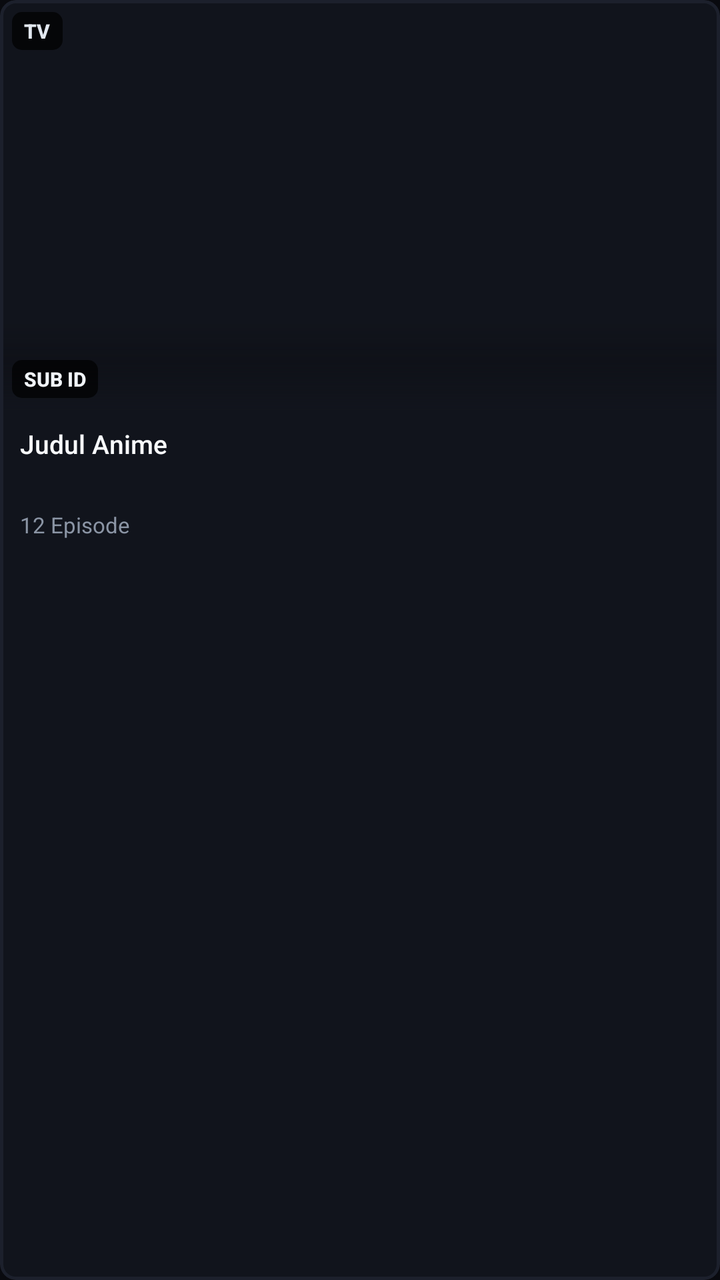
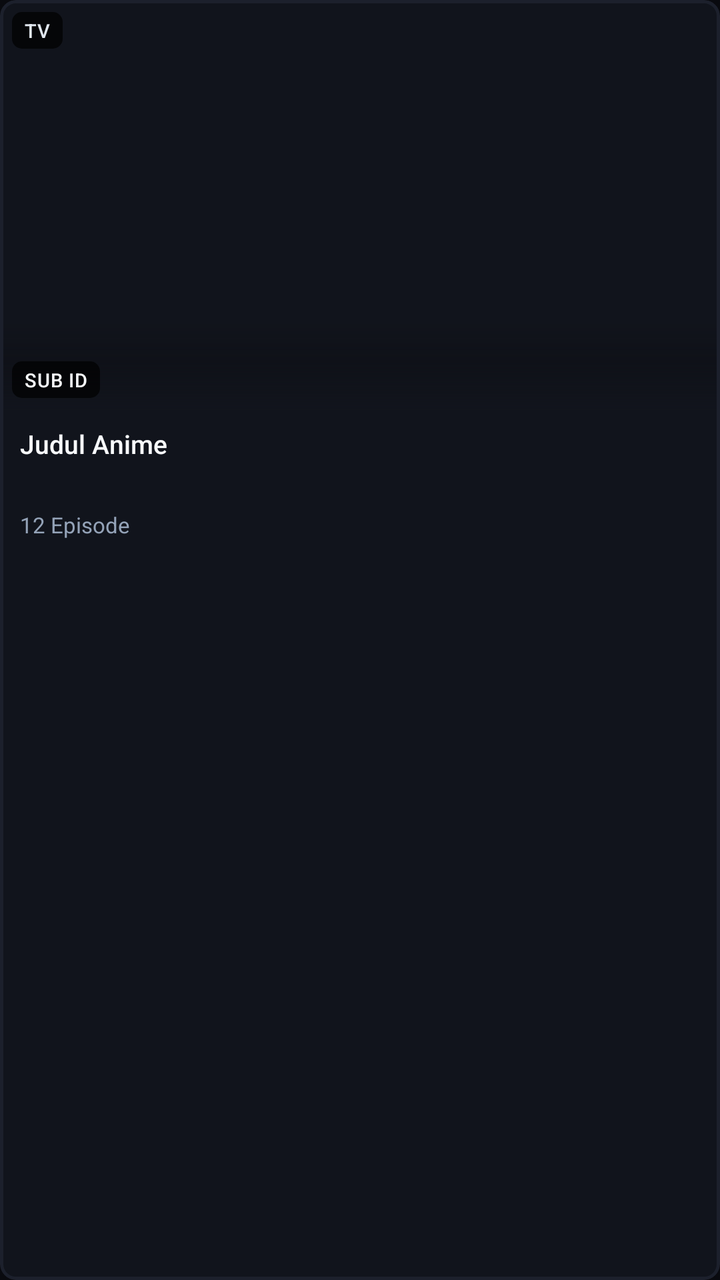

The first picture is an Android layout as it rendered before a commit; the second is the same layout after the commit. The layout source and the unified diff follow.
<!-- AndroidManifest.xml: application theme Theme.Tatap -->
<!-- res/layout/item_anime_card.xml -->
<?xml version="1.0" encoding="utf-8"?>
<com.google.android.material.card.MaterialCardView xmlns:android="http://schemas.android.com/apk/res/android"
    xmlns:app="http://schemas.android.com/apk/res-auto"
    android:layout_width="match_parent"
    android:layout_height="wrap_content"
    android:layout_margin="@dimen/tv_card_margin"
    android:clickable="true"
    android:focusable="true"
    android:foreground="?attr/selectableItemBackground"
    app:cardCornerRadius="@dimen/tv_card_corner_radius"
    app:cardElevation="0dp"
    app:cardBackgroundColor="#11141C"
    app:strokeColor="#1C202C"
    app:strokeWidth="1.5dp">

    <LinearLayout
        android:layout_width="match_parent"
        android:layout_height="wrap_content"
        android:orientation="vertical">

        
        <FrameLayout
            android:layout_width="match_parent"
            android:layout_height="@dimen/tv_card_poster_height"
            android:background="@android:color/transparent">

            <ImageView
                android:id="@+id/iv_poster"
                android:layout_width="match_parent"
                android:layout_height="match_parent"
                android:scaleType="centerCrop" />

            
            <View
                android:layout_width="match_parent"
                android:layout_height="48dp"
                android:layout_gravity="bottom"
                android:background="@drawable/bg_poster_scrim" />

            
            <TextView
                android:id="@+id/tv_badge_type"
                android:layout_width="wrap_content"
                android:layout_height="wrap_content"
                android:layout_gravity="top|start"
                android:layout_margin="6dp"
                android:background="@drawable/bg_badge_type"
                android:paddingHorizontal="6dp"
                android:paddingVertical="2.5dp"
                android:text="TV"
                android:textColor="#E2E8F0"
                android:textSize="@dimen/tv_badge_text_size"
                android:fontFamily="sans-serif-medium"
                android:textStyle="bold" />

            
            <TextView
                android:id="@+id/tv_badge_score"
                android:layout_width="wrap_content"
                android:layout_height="wrap_content"
                android:layout_gravity="top|end"
                android:layout_margin="6dp"
                android:background="@drawable/bg_badge_score"
                android:paddingHorizontal="6dp"
                android:paddingVertical="2.5dp"
                android:gravity="center_vertical"
                app:drawableStartCompat="@drawable/ic_star_filled"
                app:drawableTint="#FBBF24"
                android:drawablePadding="2dp"
                android:text="8.5"
                android:textColor="#FBBF24"
                android:textSize="@dimen/tv_badge_text_size"
                android:fontFamily="sans-serif-medium"
                android:textStyle="bold"
                android:visibility="gone" />

            
            <TextView
                android:id="@+id/tv_badge_ep"
                android:layout_width="wrap_content"
                android:layout_height="wrap_content"
                android:layout_gravity="bottom|start"
                android:layout_margin="6dp"
                android:background="@drawable/bg_badge_sub"
                android:paddingHorizontal="6dp"
                android:paddingVertical="2.5dp"
                android:text="SUB ID"
                android:textColor="#F1F5F9"
                android:textSize="@dimen/tv_badge_text_size"
                android:fontFamily="sans-serif-medium"
                android:textStyle="bold" />
        </FrameLayout>

        
        <LinearLayout
            android:layout_width="match_parent"
            android:layout_height="wrap_content"
            android:orientation="vertical"
            android:paddingHorizontal="@dimen/tv_card_padding_horizontal"
            android:paddingTop="@dimen/tv_card_padding_top"
            android:paddingBottom="@dimen/tv_card_padding_bottom"
            android:background="@android:color/transparent">

            <TextView
                android:id="@+id/tv_title"
                android:layout_width="match_parent"
                android:layout_height="@dimen/tv_card_title_height"
                android:maxLines="2"
                android:ellipsize="end"
                android:text="Judul Anime"
                android:textColor="#F8FAFC"
                android:textSize="@dimen/tv_card_title_text_size"
                android:fontFamily="sans-serif-medium"
                android:lineSpacingExtra="1.5dp" />

            <TextView
                android:id="@+id/tv_meta"
                android:layout_width="match_parent"
                android:layout_height="wrap_content"
                android:layout_marginTop="2dp"
                android:singleLine="true"
                android:ellipsize="end"
                android:text="12 Episode"
                android:textColor="#8B95A5"
                android:textSize="@dimen/tv_card_meta_text_size" />
        </LinearLayout>
    </LinearLayout>
</com.google.android.material.card.MaterialCardView>
<!-- resources referenced by this layout -->
<resources>
  <dimen name="tv_badge_text_size">10sp</dimen>
  <dimen name="tv_card_corner_radius">8dp</dimen>
  <dimen name="tv_card_margin">5dp</dimen>
  <dimen name="tv_card_meta_text_size">11sp</dimen>
  <dimen name="tv_card_padding_bottom">10dp</dimen>
  <dimen name="tv_card_padding_horizontal">10dp</dimen>
  <dimen name="tv_card_padding_top">8dp</dimen>
  <dimen name="tv_card_poster_height">205dp</dimen>
  <dimen name="tv_card_title_height">40dp</dimen>
  <dimen name="tv_card_title_text_size">13sp</dimen>
  <!-- drawable bg_badge_score (drawable) -->
  <?xml version="1.0" encoding="utf-8"?>
  <shape xmlns:android="http://schemas.android.com/apk/res/android"
      android:shape="rectangle">
      <corners android:radius="5dp" />
      <solid android:color="#B3000000" />
  </shape>
  <!-- drawable bg_badge_sub (drawable) -->
  <?xml version="1.0" encoding="utf-8"?>
  <shape xmlns:android="http://schemas.android.com/apk/res/android"
      android:shape="rectangle">
      <corners android:radius="5dp" />
      <solid android:color="#B3000000" />
  </shape>
  <!-- drawable bg_badge_type (drawable) -->
  <?xml version="1.0" encoding="utf-8"?>
  <shape xmlns:android="http://schemas.android.com/apk/res/android"
      android:shape="rectangle">
      <corners android:radius="5dp" />
      <solid android:color="#B3000000" />
  </shape>
  <!-- drawable bg_poster_scrim (drawable) -->
  <?xml version="1.0" encoding="utf-8"?>
  <shape xmlns:android="http://schemas.android.com/apk/res/android"
      android:shape="rectangle">
      <gradient
          android:startColor="#00000000"
          android:centerColor="#55090A0F"
          android:endColor="#EE11141C"
          android:angle="270" />
  </shape>
  <!-- drawable ic_star_filled (drawable) -->
  <?xml version="1.0" encoding="utf-8"?>
  <vector xmlns:android="http://schemas.android.com/apk/res/android"
      android:width="15dp"
      android:height="15dp"
      android:viewportWidth="24"
      android:viewportHeight="24">
      
      <path
          android:fillColor="#FFFFFFFF"
          android:pathData="M12,17.27 L18.18,21 L16.54,13.97 L22,9.24 L14.81,8.63 L12,2 L9.19,8.63 L2,9.24 L7.46,13.97 L5.82,21 L12,17.27 Z" />
  </vector>
  <style name="Theme.Tatap" parent="Theme.MaterialComponents.NoActionBar">
          <item name="colorPrimary">#38BDF8</item>
          <item name="colorPrimaryVariant">#090A0F</item>
          <item name="colorOnPrimary">#FFFFFF</item>
          <item name="colorSecondary">#38BDF8</item>
          <item name="android:statusBarColor">#090A0F</item>
          <item name="android:navigationBarColor">#090A0F</item>
          <item name="android:windowBackground">#090A0F</item>
      </style>
</resources>

<!-- the commit's change to res/layout/item_anime_card.xml (unified diff, before → after) -->
@@ -48,10 +48,10 @@
                 android:paddingHorizontal="6dp"
                 android:paddingVertical="2.5dp"
                 android:text="TV"
-                android:textColor="#E2E8F0"
-                android:textSize="@dimen/tv_badge_text_size"
+                android:textColor="@color/text_secondary"
+                android:textSize="@dimen/text_badge"
                 android:fontFamily="sans-serif-medium"
-                android:textStyle="bold" />
+                android:letterSpacing="0.04" />
 
             
             <TextView
@@ -69,9 +69,9 @@
                 android:drawablePadding="2dp"
                 android:text="8.5"
                 android:textColor="#FBBF24"
-                android:textSize="@dimen/tv_badge_text_size"
+                android:textSize="@dimen/text_badge"
                 android:fontFamily="sans-serif-medium"
-                android:textStyle="bold"
+                android:letterSpacing="0.02"
                 android:visibility="gone" />
 
             
@@ -85,10 +85,10 @@
                 android:paddingHorizontal="6dp"
                 android:paddingVertical="2.5dp"
                 android:text="SUB ID"
-                android:textColor="#F1F5F9"
-                android:textSize="@dimen/tv_badge_text_size"
+                android:textColor="@color/text_primary"
+                android:textSize="@dimen/text_badge"
                 android:fontFamily="sans-serif-medium"
-                android:textStyle="bold" />
+                android:letterSpacing="0.04" />
         </FrameLayout>
 
         
@@ -108,8 +108,8 @@
                 android:maxLines="2"
                 android:ellipsize="end"
                 android:text="Judul Anime"
-                android:textColor="#F8FAFC"
-                android:textSize="@dimen/tv_card_title_text_size"
+                android:textColor="@color/text_primary"
+                android:textSize="@dimen/text_title_medium"
                 android:fontFamily="sans-serif-medium"
                 android:lineSpacingExtra="1.5dp" />
 
@@ -121,8 +121,9 @@
                 android:singleLine="true"
                 android:ellipsize="end"
                 android:text="12 Episode"
-                android:textColor="#8B95A5"
-                android:textSize="@dimen/tv_card_meta_text_size" />
+                android:textColor="@color/text_muted"
+                android:textSize="@dimen/text_caption"
+                android:fontFamily="sans-serif" />
         </LinearLayout>
     </LinearLayout>
 </com.google.android.material.card.MaterialCardView>
<!-- resource entries referenced after the edit -->
@@ -1,15 +1,18 @@
 <!-- resources referenced by this layout -->
 <resources>
-  <dimen name="tv_badge_text_size">10sp</dimen>
+  <color name="text_muted">#94A3B8</color>
+  <color name="text_primary">#F8FAFC</color>
+  <color name="text_secondary">#E2E8F0</color>
+  <dimen name="text_badge">9.5sp</dimen>
+  <dimen name="text_caption">11sp</dimen>
+  <dimen name="text_title_medium">13sp</dimen>
   <dimen name="tv_card_corner_radius">8dp</dimen>
   <dimen name="tv_card_margin">5dp</dimen>
-  <dimen name="tv_card_meta_text_size">11sp</dimen>
   <dimen name="tv_card_padding_bottom">10dp</dimen>
   <dimen name="tv_card_padding_horizontal">10dp</dimen>
   <dimen name="tv_card_padding_top">8dp</dimen>
   <dimen name="tv_card_poster_height">205dp</dimen>
   <dimen name="tv_card_title_height">40dp</dimen>
-  <dimen name="tv_card_title_text_size">13sp</dimen>
   <!-- drawable bg_badge_score (drawable) -->
   <?xml version="1.0" encoding="utf-8"?>
   <shape xmlns:android="http://schemas.android.com/apk/res/android"
